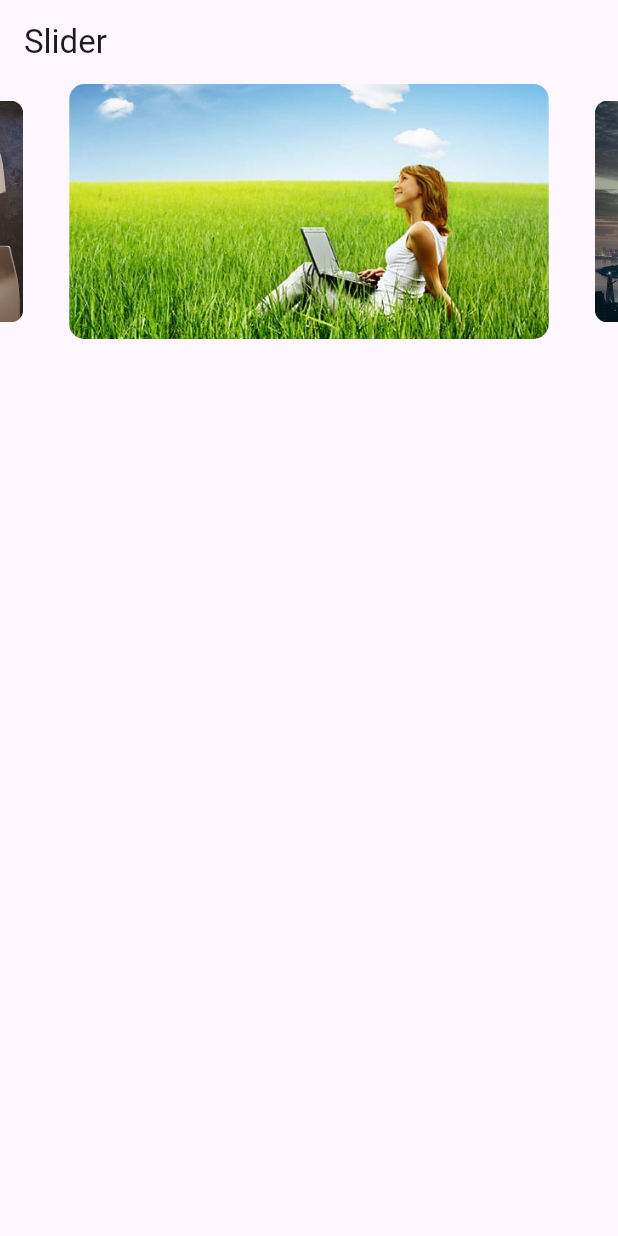
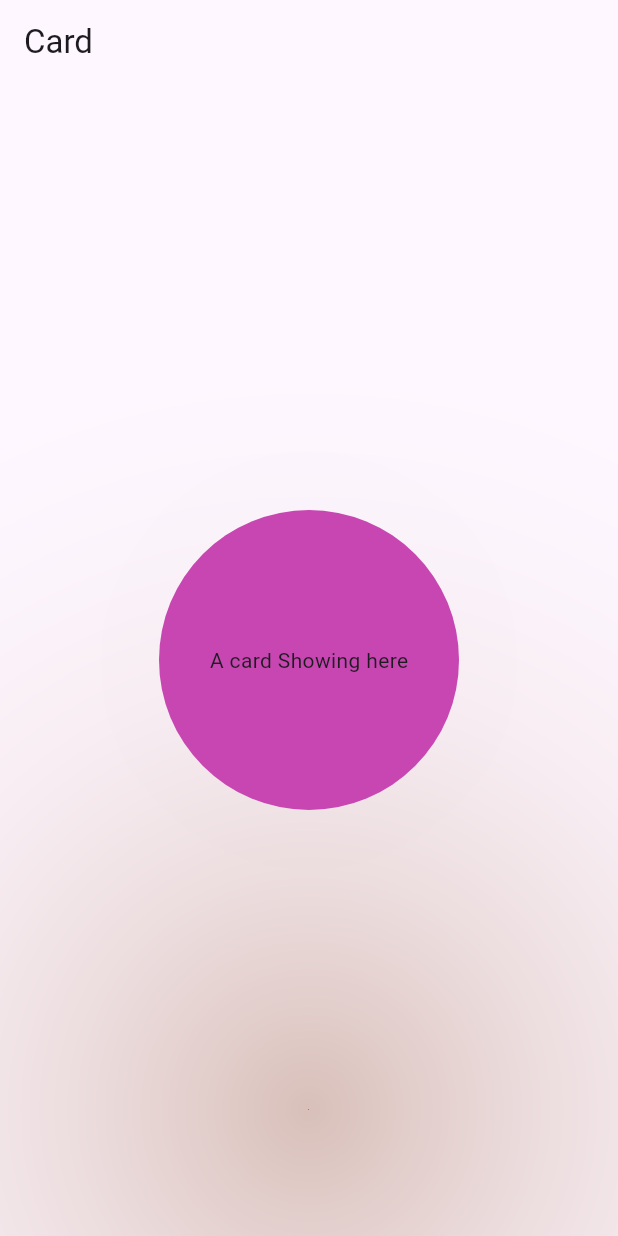
Before and after one commit to AlexMajumder/ui_components_hub, a Flutter app: the screen it shows after launch, on a phone screen of 412 x 824 dp. Run offline on Flutter 3.47's test engine with Material 3 defaults, Android fonts, the phone set to English and light mode, and no system bars; drawn by our look-alikes of carousel_slider.

Commit message:
enhance the card

```diff
--- a/lib/app.dart
+++ b/lib/app.dart
@@ -1,4 +1,5 @@
 import 'package:flutter/material.dart';
+import 'package:ui_components_hub/card.dart';
 import 'package:ui_components_hub/screens/slider_screen.dart';
 class WidgetApp extends StatefulWidget {
   const WidgetApp({super.key});
@@ -11,7 +12,7 @@ class _WidgetAppState extends State<WidgetApp> {
   @override
   Widget build(BuildContext context) {
     return const MaterialApp(
-      home: SliderScreen(),
+      home: CardScreen(),//SliderScreen()
     );
   }
 }
--- a/lib/card.dart
+++ b/lib/card.dart
@@ -1 +1,30 @@
-class Card
+import 'package:flutter/material.dart';
+
+class CardScreen extends StatelessWidget {
+  const CardScreen({super.key});
+
+  @override
+  Widget build(BuildContext context) {
+    return Scaffold(
+        appBar: AppBar(
+          title: const Text('Card'),
+        ),
+        body: Center(
+          child: Card(
+            elevation: 150,
+            shape: RoundedRectangleBorder(
+              borderRadius: BorderRadius.circular(126),
+            ),
+            color: const Color.fromRGBO(199, 70, 178, 4),
+            shadowColor: const Color.fromRGBO(197, 78, 2, 4),
+            child: const SizedBox(
+              height: 200,
+              width: 200,
+              child: Center(
+                child: Text('A card Showing here'),
+              ),
+            ),
+          ),
+        ));
+  }
+}
```
